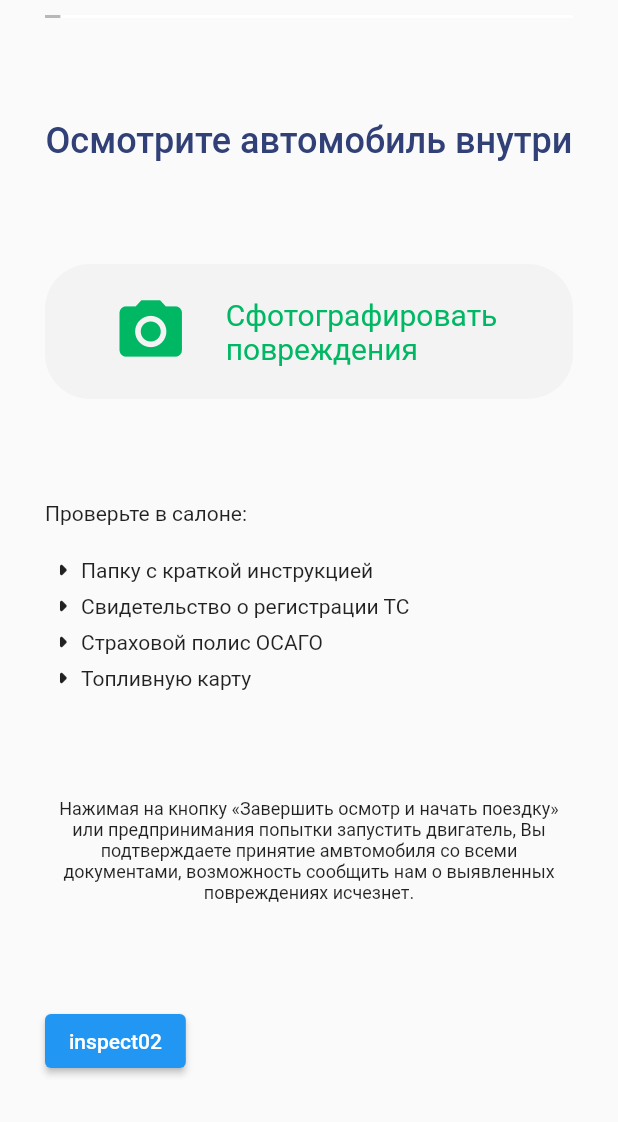
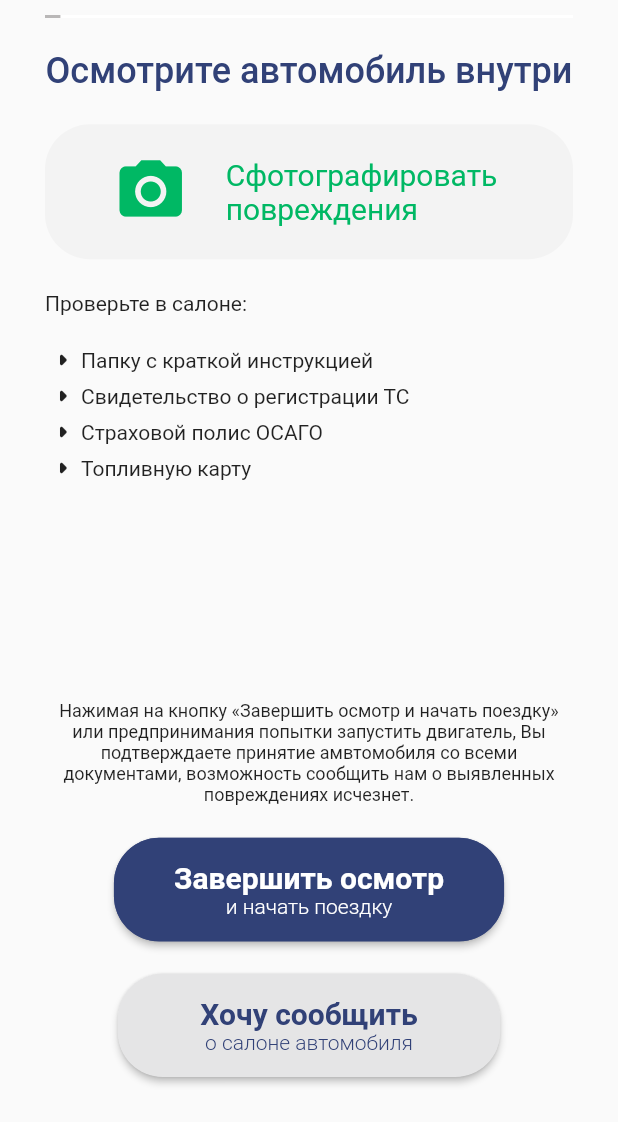
Before and after one commit to EvgrafovBTW/carsharing_testing_app, a Flutter app: the screen it shows after launch, on a phone screen of 412 x 824 dp, the part 114-1236 px from its top. Run offline on Flutter 3.47's test engine with Material 2 defaults, Android fonts, the phone set to English and light mode, and no system bars; our stand-ins replace camera.

Commit message:
added fancy buttons

```diff
--- a/lib/textList.dart
+++ b/lib/textList.dart
@@ -127,6 +127,9 @@
               ),
             ),
             //const Spacer(flex: 1),
+            const SizedBox(
+              height: 100,
+            ),
             Row(
               children: const [
                 Expanded(
@@ -141,11 +144,79 @@
                 ))
               ],
             ),
-            ElevatedButton(
+            Center(
+              child: MaterialButton(
+                padding:
+                    const EdgeInsets.symmetric(vertical: 15, horizontal: 40),
+                color: const Color(0xFF314177),
                 onPressed: () {
-                  Navigator.pushReplacementNamed(context, 'inspect02');
+                  log('поездка начата');
                 },
-                child: const Text('inspect02'))
+                child: Column(
+                  children: const [
+                    Text(
+                      'Завершить осмотр',
+                      style: TextStyle(
+                        fontSize: 20,
+                        fontWeight: FontWeight.bold,
+                        color: Colors.white,
+                      ),
+                    ),
+                    Text(
+                      'и начать поездку',
+                      style: TextStyle(
+                        fontSize: 14,
+                        color: Colors.white,
+                        fontWeight: FontWeight.w300,
+                      ),
+                    )
+                  ],
+                ),
+                shape: RoundedRectangleBorder(
+                  borderRadius: BorderRadius.circular(30),
+                  side: const BorderSide(
+                    color: Color(0xFF314177),
+                    width: 0.6,
+                  ),
+                ),
+              ),
+            ),
+            Center(
+              child: MaterialButton(
+                padding:
+                    const EdgeInsets.symmetric(vertical: 15, horizontal: 40),
+                color: const Color.fromARGB(255, 229, 229, 230),
+                onPressed: () {
+                  Navigator.pushReplacementNamed(context, 'inspect03');
+                },
+                child: Column(
+                  children: const [
+                    Text(
+                      'Хочу сообщить',
+                      style: TextStyle(
+                        fontSize: 20,
+                        fontWeight: FontWeight.bold,
+                        color: Color(0xFF314177),
+                      ),
+                    ),
+                    Text(
+                      'о салоне автомобиля',
+                      style: TextStyle(
+                        fontSize: 14,
+                        color: Color(0xFF314177),
+                        fontWeight: FontWeight.w300,
+                      ),
+                    ),
+                    SizedBox(
+                      width: 175,
+                    )
+                  ],
+                ),
+                shape: RoundedRectangleBorder(
+                  borderRadius: BorderRadius.circular(30),
+                ),
+              ),
+            ),
           ],
         ),
       ),
```
